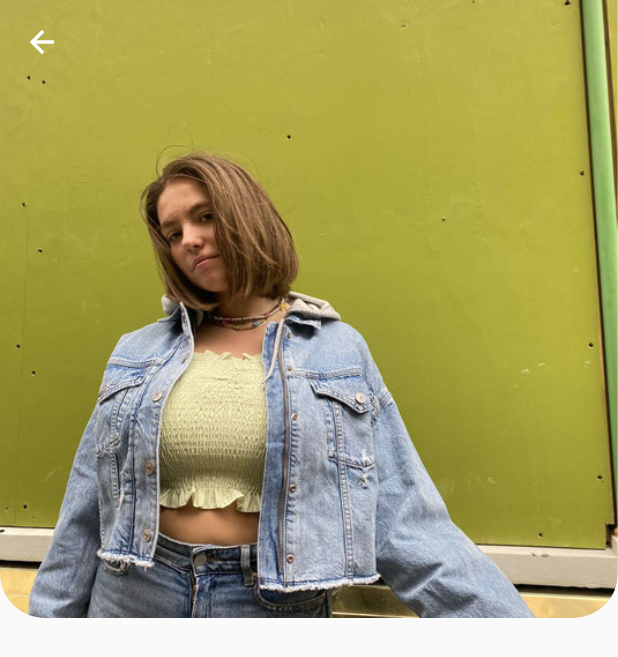
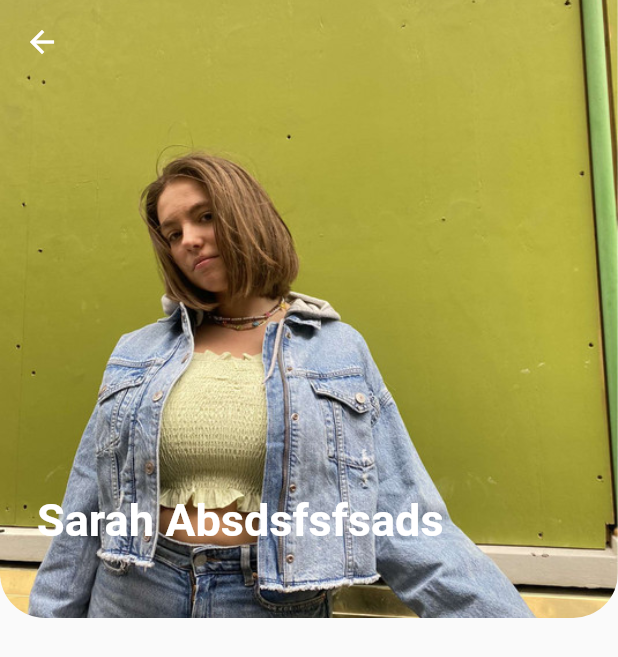
Before and after one commit to MahanVeisi8/Amir-Mahan-Reddit, a Flutter app: the UserPage screen opened directly, on a phone screen of 412 x 824 dp. Shown: the top 657 px of the screen. Run offline on Flutter 3.47's test engine with Material 2 defaults, Android fonts, the phone set to English and light mode, and no system bars; our stand-ins replace animated_splash_screen, flutter_bloc, flutter_icons, fluttertoast; accounts and stored records are empty.

Commit message:
updating profile

```diff
--- a/Amir_Mahan_Reddit/lib/Screens/OnSidebar/ProfilePage.dart
+++ b/Amir_Mahan_Reddit/lib/Screens/OnSidebar/ProfilePage.dart
@@ -1,3 +1,4 @@
+import 'package:Amir_Mahan_Reddit/BasicClasses/Community.dart';
 import 'package:flutter/material.dart';
 import 'package:flutter_bloc/flutter_bloc.dart';
 
@@ -29,7 +30,10 @@ class _UserPageState extends State<UserPage> {
         backgroundColor: Colors.transparent,
       ),
       extendBodyBehindAppBar: true,
-      body: SizedBox(
+      body: SingleChildScrollView(
+        child: Stack(
+          children: [
+            SizedBox(
               height: MediaQuery.of(context).size.height/2,
               child: Container(
                 decoration: BoxDecoration(
@@ -44,9 +48,54 @@ class _UserPageState extends State<UserPage> {
                 ),
               ),
             ),
+            Positioned(
+              top: MediaQuery.of(context).size.height/2 * 0.80,
+              left: MediaQuery.of(context).size.width/2 * 0.12,
+              child:  Container(
+                width: MediaQuery.of(context).size.width,
+                height: 50,
+                child: Text(
+                  'Sarah Absdsfsfsads',
+                  style: TextStyle(
+                    fontSize: 30,
+                    fontWeight: FontWeight.bold,
+                    color: Colors.white,
+                  ),
+                ),
+                ),
+              ),
+            Positioned(
+              top: MediaQuery.of(context).size.height * 0.7,
+              child: Container(
+                width: MediaQuery.of(context).size.width,
+                // height: ,
+                height: 200,
+                // width: 300 ,
+                // padding: EdgeInsets.all(10),
+                // decoration: BoxDecoration(
+                //   borderRadius: BorderRadius.only(
+                //     bottomLeft: Radius.circular(30),
+                //     bottomRight: Radius.circular(30),
+                //   ),
+                //   color: Colors.white,
+                // ),
+                child: Text(
+                  'Sarah Absdsfsfsads',
+                  style: TextStyle(
+                    fontSize: 30,
+                    fontWeight: FontWeight.bold,
+                    color: Colors.black,
+                  ),
+                ),
+              )
+              ),
+           ]
+         ),
+      ),
     );
   }
   }
+
 
 
 
```
Lines whose indentation alone changed are shown as unchanged.
